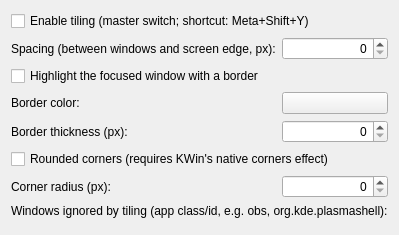
First picture: the form in platform-linux-kde/kwin-script/contents/ui/config.ui, repository ediano/Etherbit-Tiling, before the edit.
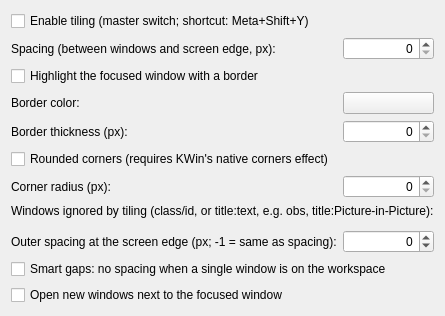
Second picture: the form after the edit. Custom widgets are drawn as their Qt base class.

Patch:
```diff
--- a/platform-linux-kde/kwin-script/contents/ui/config.ui
+++ b/platform-linux-kde/kwin-script/contents/ui/config.ui
@@ -81,10 +81,39 @@
      <property name="alignment"><set>Qt::AlignRight|Qt::AlignVCenter</set></property>
     </widget>
    </item>
+   <item row="9" column="0">
+    <widget class="QLabel" name="labelOuterGap">
+     <property name="text">
+      <string>Outer spacing at the screen edge (px; -1 = same as spacing):</string>
+     </property>
+    </widget>
+   </item>
+   <item row="9" column="1">
+    <widget class="QSpinBox" name="kcfg_outerGap">
+     <property name="minimum"><number>-1</number></property>
+     <property name="maximum"><number>100</number></property>
+     <property name="maximumWidth"><number>80</number></property>
+     <property name="alignment"><set>Qt::AlignRight|Qt::AlignVCenter</set></property>
+    </widget>
+   </item>
+   <item row="10" column="0" colspan="2">
+    <widget class="QCheckBox" name="kcfg_smartGaps">
+     <property name="text">
+      <string>Smart gaps: no spacing when a single window is on the workspace</string>
+     </property>
+    </widget>
+   </item>
+   <item row="11" column="0" colspan="2">
+    <widget class="QCheckBox" name="kcfg_focusInsert">
+     <property name="text">
+      <string>Open new windows next to the focused window</string>
+     </property>
+    </widget>
+   </item>
    <item row="7" column="0" colspan="2">
     <widget class="QLabel" name="labelIgnoreList">
      <property name="text">
-      <string>Windows ignored by tiling (app class/id, e.g. obs, org.kde.plasmashell):</string>
+      <string>Windows ignored by tiling (class/id, or title:text, e.g. obs, title:Picture-in-Picture):</string>
      </property>
     </widget>
    </item>
```
